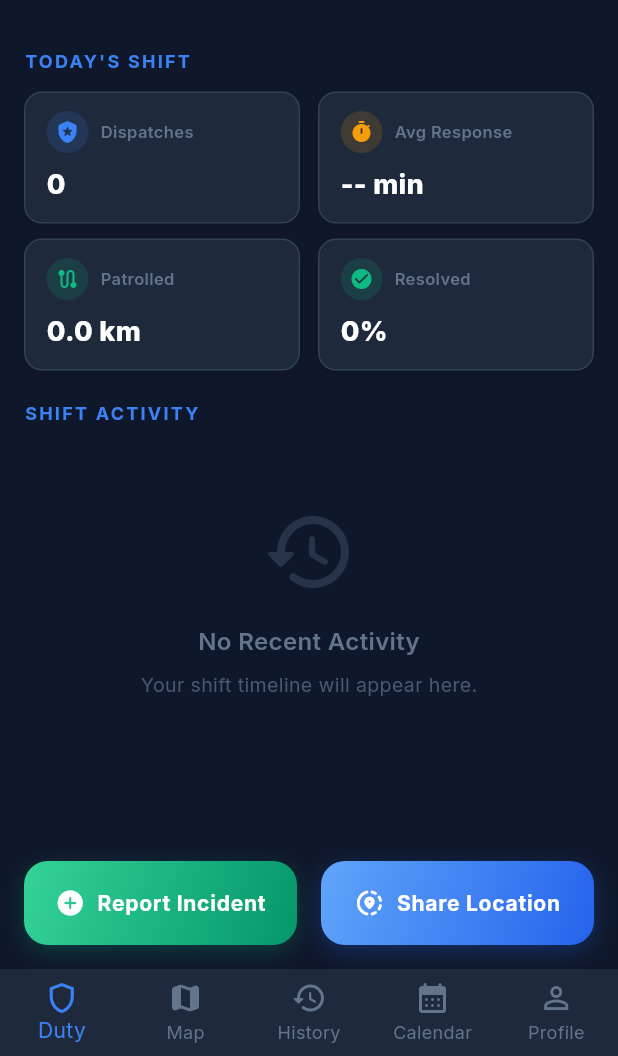
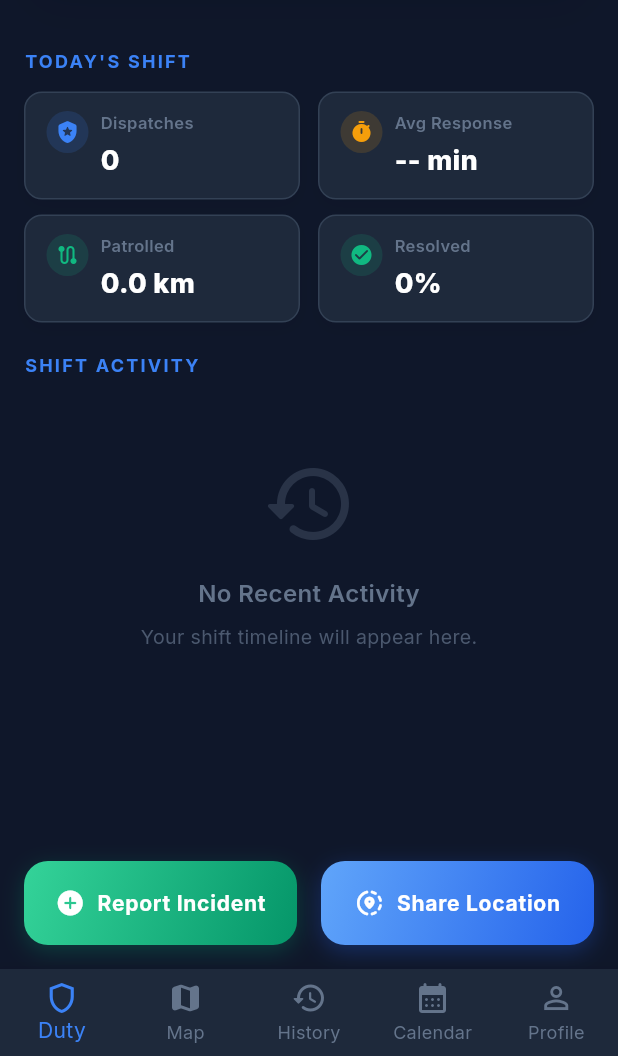
Before and after one commit to Ezhil948/RoadSOS, a Flutter app: the HomeScreen screen opened by its route, on a phone screen of 412 x 824 dp, the part 180-1236 px from its top. Run offline on Flutter 3.47's test engine with Material 3 defaults, Android fonts, the phone set to English and light mode, and no system bars; our stand-ins replace audioplayers, connectivity_plus, dio, firebase_auth, firebase_core, fl_chart and 13 more; accounts and stored records are empty.

Commit message:
style(ui): fix alignment of KPI text and value

```diff
--- a/officer_mobile_app/lib/features/home/home_screen.dart
+++ b/officer_mobile_app/lib/features/home/home_screen.dart
@@ -247,11 +247,8 @@ class HomeScreen extends ConsumerWidget {
           BoxShadow(color: Colors.black.withOpacity(0.05), blurRadius: 10, offset: const Offset(0, 4)),
         ],
       ),
-      child: Column(
+      child: Row(
         crossAxisAlignment: CrossAxisAlignment.start,
-        mainAxisAlignment: MainAxisAlignment.center,
-        children: [
-          Row(
         children: [
           Container(
             padding: const EdgeInsets.all(6),
@@ -263,12 +260,16 @@ class HomeScreen extends ConsumerWidget {
           ),
           const SizedBox(width: 8),
           Expanded(
-                child: Text(title, style: const TextStyle(color: kDarkMuted, fontSize: 11, fontWeight: FontWeight.w600), overflow: TextOverflow.ellipsis),
-              ),
+            child: Column(
+              crossAxisAlignment: CrossAxisAlignment.start,
+              mainAxisAlignment: MainAxisAlignment.center,
+              children: [
+                Text(title, style: const TextStyle(color: kDarkMuted, fontSize: 11, fontWeight: FontWeight.w600), overflow: TextOverflow.ellipsis),
+                const SizedBox(height: 4),
+                Text(value, style: TextStyle(color: isDark ? Colors.white : Colors.black87, fontSize: 18, fontWeight: FontWeight.w800), maxLines: 1, overflow: TextOverflow.ellipsis),
               ],
             ),
-          const SizedBox(height: 8),
-          Text(value, style: TextStyle(color: isDark ? Colors.white : Colors.black87, fontSize: 18, fontWeight: FontWeight.w800), maxLines: 1, overflow: TextOverflow.ellipsis),
+          ),
         ],
       ),
     );
```
Lines whose indentation alone changed are shown as unchanged.
